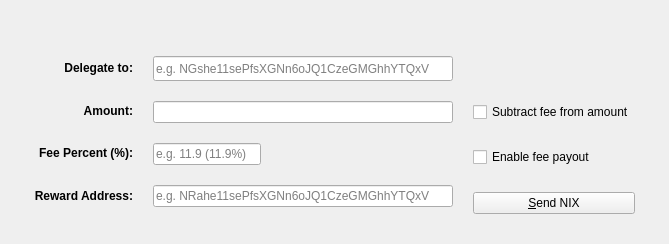
Qt form src/qt/forms/delegatedstaking.ui (koifinance/NixCore) before a commit.
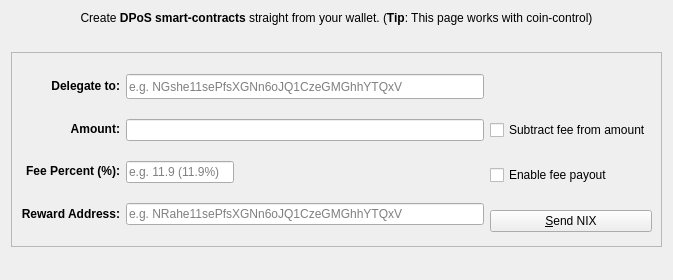
The same form after that commit. Custom widgets are drawn as their Qt base class.

Patch:
```diff
--- a/src/qt/forms/delegatedstaking.ui
+++ b/src/qt/forms/delegatedstaking.ui
@@ -6,15 +6,18 @@
    <rect>
     <x>0</x>
     <y>0</y>
-    <width>669</width>
-    <height>244</height>
+    <width>673</width>
+    <height>280</height>
    </rect>
   </property>
   <layout class="QVBoxLayout" name="verticalLayout">
    <item>
     <widget class="QLabel" name="labelExplanation">
+     <property name="text">
+      <string>&lt;html&gt;&lt;head/&gt;&lt;body&gt;&lt;p&gt;Create &lt;span style=&quot; font-weight:600;&quot;&gt;DPoS smart-contracts&lt;/span&gt; straight from your wallet. (&lt;span style=&quot; font-weight:600;&quot;&gt;Tip&lt;/span&gt;: This page works with coin-control)&lt;/p&gt;&lt;/body&gt;&lt;/html&gt;</string>
+     </property>
      <property name="textFormat">
-      <enum>Qt::PlainText</enum>
+      <enum>Qt::RichText</enum>
      </property>
      <property name="alignment">
       <set>Qt::AlignCenter</set>
@@ -38,30 +41,18 @@
     </spacer>
    </item>
    <item>
-    <layout class="QHBoxLayout" name="horizontalLayout_3">
-     <property name="spacing">
-      <number>0</number>
+    <widget class="QFrame" name="frame">
+     <property name="frameShape">
+      <enum>QFrame::StyledPanel</enum>
      </property>
-     <property name="topMargin">
-      <number>0</number>
+     <property name="frameShadow">
+      <enum>QFrame::Raised</enum>
      </property>
-     <item>
-      <spacer name="horizontalSpacer_3">
-       <property name="orientation">
-        <enum>Qt::Horizontal</enum>
-       </property>
-       <property name="sizeHint" stdset="0">
-        <size>
-         <width>40</width>
-         <height>20</height>
-        </size>
-       </property>
-      </spacer>
-     </item>
+     <layout class="QHBoxLayout" name="horizontalLayout">
      <item>
       <layout class="QHBoxLayout" name="horizontalLayout_6">
        <property name="spacing">
-        <number>20</number>
+         <number>-1</number>
        </property>
        <property name="leftMargin">
         <number>0</number>
@@ -283,20 +274,8 @@
        </item>
       </layout>
      </item>
-     <item>
-      <spacer name="horizontalSpacer">
-       <property name="orientation">
-        <enum>Qt::Horizontal</enum>
-       </property>
-       <property name="sizeHint" stdset="0">
-        <size>
-         <width>40</width>
-         <height>20</height>
-        </size>
-       </property>
-      </spacer>
-     </item>
-    </layout>
+     </layout>
+    </widget>
    </item>
    <item>
     <spacer name="verticalSpacer">
```
Lines whose indentation alone changed are shown as unchanged.
